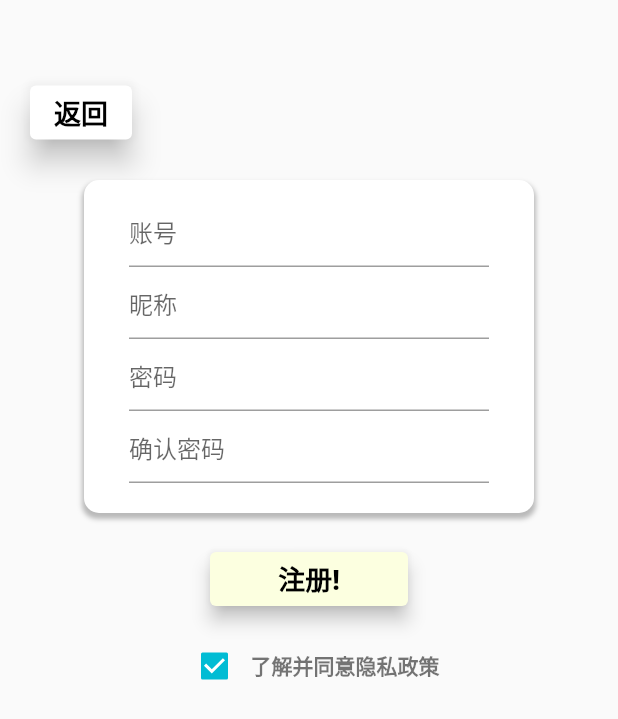
After one commit to ly-xxx/CalculateBeforeFLy, a Flutter app: the screen it shows after launch, after a tap on "注册", on a phone screen of 412 x 824 dp. The commit adds this screen. Shown: the top 719 px of the screen. Run offline on Flutter 3.47's test engine with Material 2 defaults, Android fonts, the phone set to English and light mode, and no system bars; our stand-ins replace charts_flutter, date_format, dio, flutter_datetime_picker, fluttertoast, liquid_progress_indicator and 1 more; network calls fail.

Commit message:
[network]完成了网络请求，登陆和注册

```diff
--- a/lib/data/data_save.dart
+++ b/lib/data/data_save.dart
@@ -33,6 +33,7 @@ class Global with ChangeNotifier {
     _itemCount=value;
     notifyListeners();
   }
+
   void itemAdd() {
     _itemCount++;
     notifyListeners();
--- a/lib/data/global_data.dart
+++ b/lib/data/global_data.dart
@@ -15,4 +15,5 @@ class GlobalData{
   }
 
 
+
 }
--- a/lib/data/test.dart
+++ b/lib/data/test.dart
@@ -1,5 +1,5 @@
 import 'package:flutter/material.dart';
-import '../login_in_page.dart';
+import '../login_regist/login_page.dart';
 
 class Test extends StatefulWidget {
   const Test({Key? key}) : super(key: key);
--- a/lib/details/detail_message.dart
+++ b/lib/details/detail_message.dart
@@ -27,14 +27,11 @@ class _DetailMessagePageState extends State<DetailMessagePage> {
   //final p=GlobalData.instance;
   List<List<String>> _detailList = [];
 
-  //
   @override
   void initState() {
     int x = prefs.getInt("itemCount") ?? 0;
     print('x is $x');
     for (int i = 0; i < x; i++) {
-      //if()
-      //y.add(i);
       _detailList
           .add(prefs.getStringList(i.toString()) ?? ["0", "0", "no data"]);
       print('get StringList $i is ${_detailList[i]}');
--- a/lib/login_in_page.dart
+++ b/lib/login_regist/login_page.dart
@@ -1,4 +1,10 @@
+import 'package:dio/dio.dart';
 import 'package:flutter/material.dart';
+import 'dart:convert';
+import 'package:shared_preferences/shared_preferences.dart';
+import 'package:twt_account/login_regist/login_bean.dart';
+
+import '../data/global_data.dart';
 
 class LoginInPage extends StatefulWidget {
   const LoginInPage({Key? key}) : super(key: key);
@@ -9,6 +15,9 @@ class LoginInPage extends StatefulWidget {
 
 class _LoginInPageState extends State<LoginInPage> {
   bool _value = true;
+  SharedPreferences prefs = GlobalData.getPref()!;
+  TextEditingController _userNameController = new TextEditingController();
+  TextEditingController _passwordController = new TextEditingController();
 
   @override
   Widget build(BuildContext context) {
@@ -43,7 +52,7 @@ class _LoginInPageState extends State<LoginInPage> {
             children: <Widget>[
               Container(
                 decoration: BoxDecoration(
-                  borderRadius: BorderRadius.all(Radius.circular(75.0)),
+                  borderRadius: BorderRadius.all(Radius.circular(60.0)),
                   border: new Border.all(
                     width: 5,
                     color: Colors.white70,
@@ -56,13 +65,13 @@ class _LoginInPageState extends State<LoginInPage> {
                         spreadRadius: 25 //阴影扩散程度
                         )
                   ],
-                  image: new DecorationImage(
-                    alignment: Alignment.centerRight,
-                    image: new AssetImage('assets/images/furry.png'),
-                  ),
+                  // image: new DecorationImage(
+                  //   alignment: Alignment.centerRight,
+                  //   image: new AssetImage('assets/images/huajilogo.png'),
+                  // ),
                 ),
-                height: 150,
-                width: 150,
+                height: 120,
+                width: 120,
               ),
               SizedBox(
                 height: 120,
@@ -91,11 +100,13 @@ class _LoginInPageState extends State<LoginInPage> {
                         decoration: InputDecoration(
                           hintText: "账号",
                         ),
+                        controller: _userNameController,
                       ),
                       TextField(
                         decoration: InputDecoration(
                           hintText: "密码",
                         ),
+                        controller: _passwordController,
                       )
                     ],
                   ),
@@ -104,17 +115,67 @@ class _LoginInPageState extends State<LoginInPage> {
               SizedBox(height: 20),
               ElevatedButton(
                   style: ElevatedButton.styleFrom(
-                    primary: Colors.white,
+                    primary: Color.fromARGB(255, 227, 255, 224),
                     elevation: 5.0,
                   ),
-                  onPressed: () {
-                    Navigator.popAndPushNamed(context, "/myPage");
+                  onPressed: () async {
+                    var response = await Dio()
+                        .post("http://121.43.164.122:3390/user/login",
+                            //options: Options(headers: headers),
+                            queryParameters: {
+                          "userName": _userNameController.text,
+                          "password": _passwordController.text,
+                        });
+                    print(response);
+                    int isLogin = LoginBean.fromJson(response.data).result!.isLogin!;
+                    if (isLogin == 1) {
+                      SharedPreferences prefs = GlobalData.getPref()!;
+                      prefs.setStringList("user", [
+                        LoginBean.fromJson(response.data).result!.userName!,
+                        LoginBean.fromJson(response.data).result!.nickName!,
+                        LoginBean.fromJson(response.data).result!.password!
+                      ]);
+                      prefs.setBool("logState", true);
+                      Navigator.popAndPushNamed(context, "/myPage");
+                    } else {
+                      prefs.setBool("logState", false);
+                    }
+
+                    print("wowowowowow");
+                    print(prefs.getStringList("user"));
+                    // bool logged = prefs.getBool("logState") ??
+                    //         () {
+                    //       print("not logged");
+                    //       return false;
+                    //     }();
+                    //Navigator.popAndPushNamed(context, "/registerPage");
                   },
                   child: Container(
                     width: 100,
                     child: Center(
                       child: Text(
                         "登录!",
+                        style: TextStyle(
+                            fontSize: 18,
+                            color: Colors.black,
+                            fontWeight: FontWeight.w900),
+                      ),
+                    ),
+                  )),
+              SizedBox(height: 20),
+              ElevatedButton(
+                  style: ElevatedButton.styleFrom(
+                    primary: Color.fromARGB(255, 252, 255, 224),
+                    elevation: 5.0,
+                  ),
+                  onPressed: () {
+                    Navigator.popAndPushNamed(context, "/registerPage");
+                  },
+                  child: Container(
+                    width: 100,
+                    child: Center(
+                      child: Text(
+                        "注册",
                         style: TextStyle(
                             fontSize: 18,
                             color: Colors.black,
--- /dev/null
+++ b/lib/login_regist/login_regis_page.dart
@@ -0,0 +1,161 @@
+import 'package:flutter/material.dart';
+import 'package:shared_preferences/shared_preferences.dart';
+import 'package:dio/dio.dart';
+import '../data/global_data.dart';
+
+class RegisterPage extends StatefulWidget {
+  const RegisterPage({Key? key}) : super(key: key);
+
+  @override
+  _RegisterPageState createState() => _RegisterPageState();
+}
+
+class _RegisterPageState extends State<RegisterPage> {
+  bool _value = true;
+  SharedPreferences prefs = GlobalData.getPref()!;
+  String userName = '';
+  String nickName = '';
+  String pass = '';
+  String pass2 = ' ';
+  TextEditingController _userNameController = new TextEditingController();
+  TextEditingController _nickNameController = new TextEditingController();
+  TextEditingController _passwordController = new TextEditingController();
+  TextEditingController _passwordSecondController = new TextEditingController();
+
+  @override
+  Widget build(BuildContext context) {
+    return Scaffold(
+      body: Column(
+        crossAxisAlignment: CrossAxisAlignment.center,
+        children: <Widget>[
+          SizedBox(height: 50),
+          Container(
+            padding: EdgeInsets.fromLTRB(20, 0, 40, 0),
+            alignment: Alignment.centerLeft,
+            height: 50,
+            child: ElevatedButton(
+              style: ElevatedButton.styleFrom(
+                primary: Colors.white,
+                elevation: 8.0,
+              ),
+              child: Text(
+                "返回",
+                style: TextStyle(
+                    fontSize: 18,
+                    color: Colors.black,
+                    fontWeight: FontWeight.w900),
+              ),
+              onPressed: () {
+                Navigator.pushNamed(context, "/loginInPage");
+              },
+            ),
+          ),
+          SizedBox(height: 20),
+          Column(
+            children: <Widget>[
+              Container(
+                decoration: new BoxDecoration(
+                  borderRadius: BorderRadius.all(Radius.circular(10.0)),
+                  boxShadow: [
+                    BoxShadow(
+                      color: Colors.black26,
+                      offset: Offset(0.0, 3.0), //阴影x轴偏移量
+                      blurRadius: 2, //阴影模糊程度
+                      spreadRadius: 1, //阴影扩散程度
+                    )
+                  ],
+                  color: Colors.white,
+                ),
+                width: 300,
+                child: Padding(
+                  padding: const EdgeInsets.fromLTRB(30, 10, 30, 10),
+                  child: Column(
+                    children: <Widget>[
+                      TextField(
+                        decoration: InputDecoration(
+                          hintText: "账号",
+                        ),
+                        controller: _userNameController,
+                      ),
+                      TextField(
+                        decoration: InputDecoration(
+                          hintText: "昵称",
+                        ),
+                        controller: _nickNameController,
+                      ),
+                      TextField(
+                        decoration: InputDecoration(
+                          hintText: "密码",
+                        ),
+                        controller: _passwordController,
+                      ),
+                      TextField(
+                        decoration: InputDecoration(
+                          hintText: "确认密码",
+                        ),
+                        controller: _passwordSecondController,
+                      ),
+                      SizedBox(height: 10)
+                    ],
+                  ),
+                ),
+              ),
+              SizedBox(height: 20),
+              ElevatedButton(
+                  style: ElevatedButton.styleFrom(
+                    primary: Color.fromARGB(255, 252, 255, 224),
+                    elevation: 5.0,
+                  ),
+                  onPressed: () async {
+                    if (_passwordController.text == _passwordSecondController.text) {
+                      var response = await Dio().post(
+                          "http://121.43.164.122:3390/user/register",
+                          //options: Options(headers: headers),
+                          queryParameters: {
+                            "userName": _userNameController.text,
+                            "nickName": _nickNameController.text,
+                            "password": _passwordController.text,
+                          });
+                      print(response);
+                      //Navigator.popAndPushNamed(context, "/registerPage");
+                    }
+                  },
+                  child: Container(
+                    width: 100,
+                    child: Center(
+                      child: Text(
+                        "注册!",
+                        style: TextStyle(
+                            fontSize: 18,
+                            color: Colors.black,
+                            fontWeight: FontWeight.w900),
+                      ),
+                    ),
+                  )),
+              SizedBox(height: 10),
+              Row(
+                mainAxisAlignment: MainAxisAlignment.center,
+                children: <Widget>[
+                  Checkbox(
+                      value: this._value,
+                      onChanged: (bool? value) {
+                        setState(() {
+                          this._value = value!;
+                        });
+                      }),
+                  Text(
+                    "了解并同意隐私政策",
+                    style: TextStyle(
+                        fontSize: 14,
+                        color: Colors.black54,
+                        fontWeight: FontWeight.w900),
+                  )
+                ],
+              )
+            ],
+          )
+        ],
+      ),
+    );
+  }
+}
--- a/lib/main.dart
+++ b/lib/main.dart
@@ -1,9 +1,11 @@
 import 'package:flutter/material.dart';
 import 'package:provider/provider.dart';
+import 'package:shared_preferences/shared_preferences.dart';
 import 'package:twt_account/data/global_data.dart';
+import 'package:twt_account/login_regist/login_regis_page.dart';
 import 'package:twt_account/statistics/statis_page.dart';
 import 'package:twt_account/statistics/statiscs_page_expend.dart';
-import 'package:twt_account/login_in_page.dart';
+import 'package:twt_account/login_regist/login_page.dart';
 import 'package:twt_account/moreThings/skin.dart';
 import 'package:twt_account/moreThings/theme/theme_config.dart';
 import 'package:twt_account/add_configure/add_configure.dart';
@@ -12,7 +14,7 @@ import 'package:twt_account/details/detail_message.dart';
 import 'package:twt_account/moreThings/more_things.dart';
 import 'package:twt_account/data/test.dart';
 
-void main() async{
+void main() async {
   //runApp(MyApp());
   runApp(MultiProvider(
     providers: [
@@ -34,19 +36,20 @@ class MyApp extends StatelessWidget {
       ),
 
       routes: {
-        "/loginInPage":(context)=>LoginInPage(),
-        "/myPage":(context)=> MyPage(),
-        "/detailMessagePage":(context)=>DetailMessagePage(),
-        "/statisPage":(context)=>StatisPage(),
-        "/moreThingsPage":(context)=>MoreThingsPage(),
-        "/addConfigure":(context)=>AddConfigure(),
+        "/loginInPage": (context) => LoginInPage(),
+        "/registerPage": (context) => RegisterPage(),
+        "/myPage": (context) => MyPage(),
+        "/detailMessagePage": (context) => DetailMessagePage(),
+        "/statisPage": (context) => StatisPage(),
+        "/moreThingsPage": (context) => MoreThingsPage(),
+        "/addConfigure": (context) => AddConfigure(),
         "/test": (context) => Test(),
-        "/skinPage":(context)=>SkinPage(),
-        "/staticsExpendPage":(context)=>StatisExpendPage(),
+        "/skinPage": (context) => SkinPage(),
+        "/staticsExpendPage": (context) => StatisExpendPage(),
       },
       //initialRoute: "/myPage",
 
-      home:StartPage(),
+      home: StartPage(),
     );
   }
 }
@@ -59,18 +62,27 @@ class StartPage extends StatefulWidget {
 }
 
 class _StartPageState extends State<StartPage> {
-
   @override
   void initState() {
-    new Future.delayed(Duration(seconds: 2),(){
-      Navigator.of(context).pushReplacementNamed("/myPage");
+    new Future.delayed(Duration(seconds: 1), () {
+      SharedPreferences prefs = GlobalData.getPref()!;
+      bool logged = prefs.getBool("logState") ??
+          () {
+            print("not logged");
+            return false;
+          }();
+      if (logged) {
+        Navigator.of(context).pushReplacementNamed("/myPage");
+      } else {
+        Navigator.of(context).pushReplacementNamed("/loginInPage");
+      }
     });
     super.initState();
   }
+
   @override
   Widget build(BuildContext context) {
     return Container(
-        child: Image.asset("assets/images/fourth.png",fit: BoxFit.cover)
-    );
+        child: Image.asset("assets/images/fourth.png", fit: BoxFit.cover));
   }
 }
```
Also changed, not shown: lib/login_regist/login_bean.dart (added, +89 -0 lines), pubspec.yaml (+8 -7 lines), assets/images/huajilogo.png (added), pubspec.lock, 2 other files.
